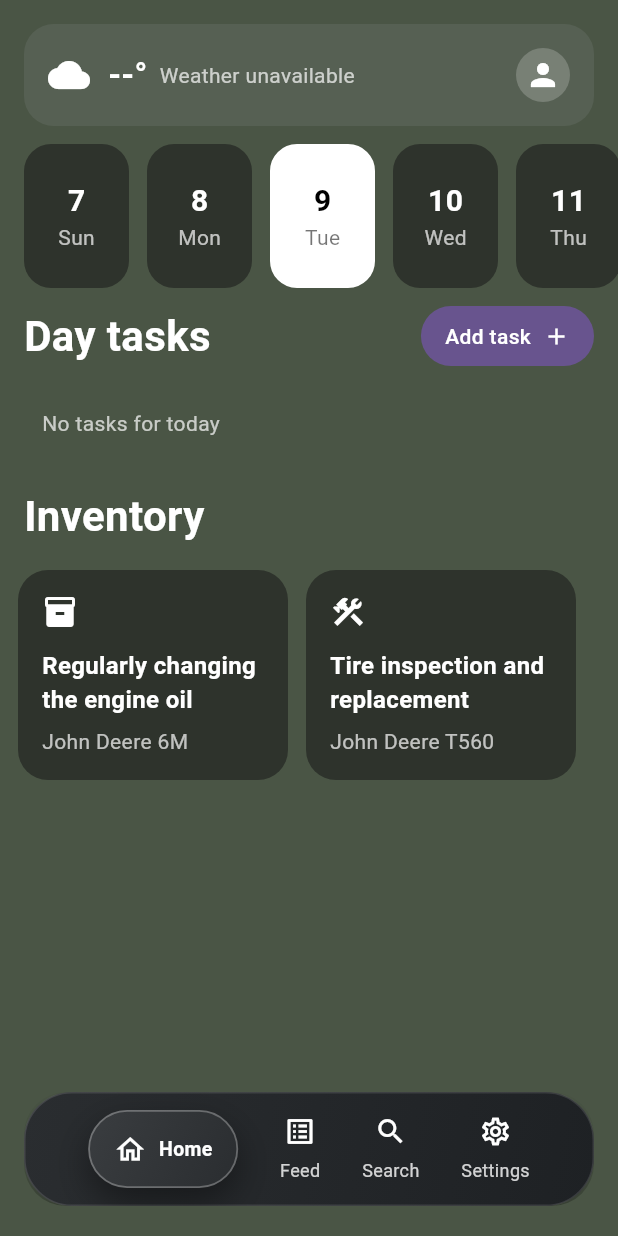
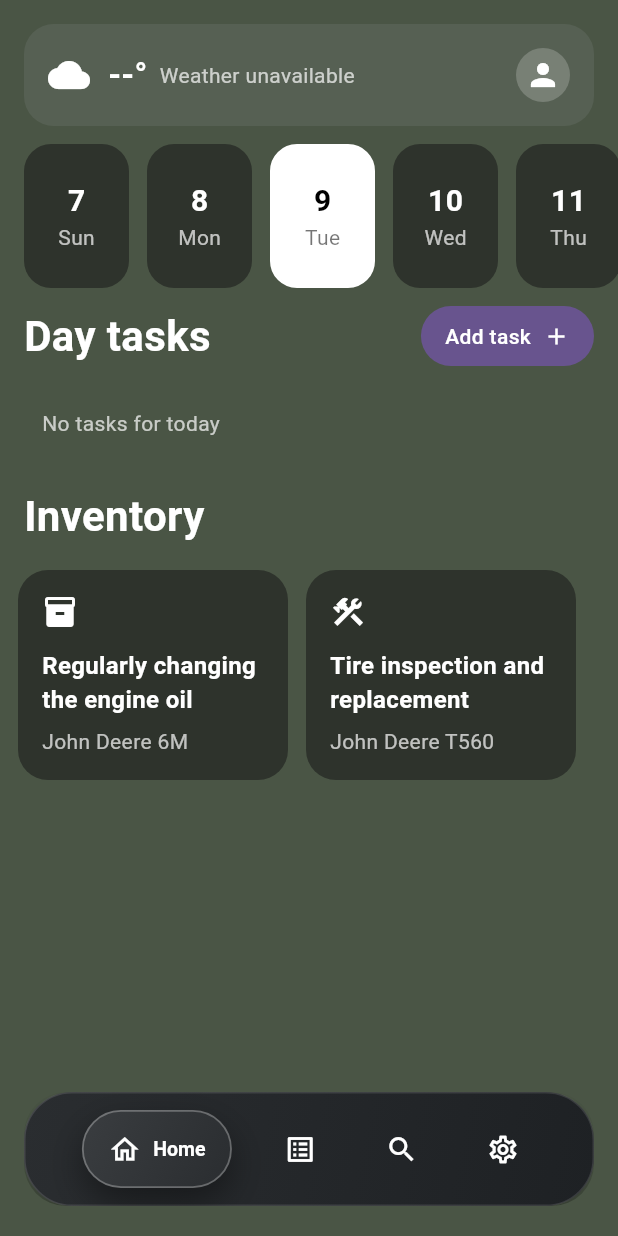
Before and after one commit to mediani-mehdi/Space-mobile, a Flutter app: the screen it shows after launch, on a phone screen of 412 x 824 dp. Run offline on Flutter 3.47's test engine with Material 3 defaults, Android fonts, the phone set to English and light mode, and no system bars; our stand-ins replace flutter_local_notifications, hive_flutter, timezone; accounts and stored records are empty; network calls fail.

```diff
--- a/lib/screens/task_list_screen.dart
+++ b/lib/screens/task_list_screen.dart
@@ -143,7 +143,9 @@ class _TaskListScreenState extends State<TaskListScreen> {
                     child: BackdropFilter(
                       // stronger blur for a frosted glass look
                       filter: ImageFilter.blur(sigmaX: 14, sigmaY: 14),
-                      child: Container(
+                      child: AnimatedContainer(
+                        duration: const Duration(milliseconds: 260),
+                        curve: Curves.easeOutCubic,
                         height: isTablet ? 88 : 76,
                         decoration: BoxDecoration(
                           // darker glass gradient similar to the reference
@@ -551,22 +553,19 @@ class _SelectableNavItem extends StatelessWidget {
   @override
   Widget build(BuildContext context) {
     final isTablet = MediaQuery.of(context).size.width >= 600;
-    final iconColor = Colors.white;
-    final textColor = Colors.white;
+    const iconColor = Colors.white;
     return InkWell(
       onTap: onTap,
-      borderRadius: BorderRadius.circular(16),
+      borderRadius: BorderRadius.circular(20),
       child: Padding(
         padding: EdgeInsets.symmetric(horizontal: isTablet ? 12.0 : 10.0, vertical: isTablet ? 8 : 6),
-        child: Column(
-          mainAxisSize: MainAxisSize.min,
-          children: [
-            // Large rounded highlight similar to the reference when selected
-            if (selected)
-              Container(
-                width: isTablet ? 120 : 100,
-                height: isTablet ? 60 : 52,
-                decoration: BoxDecoration(
+        child: AnimatedContainer(
+          duration: const Duration(milliseconds: 260),
+          curve: Curves.easeOutCubic,
+          width: selected ? (isTablet ? 120 : 100) : (isTablet ? 52 : 44),
+          height: selected ? (isTablet ? 60 : 52) : (isTablet ? 40 : 34),
+          decoration: selected
+              ? BoxDecoration(
                   gradient: const LinearGradient(
                     begin: Alignment.topLeft,
                     end: Alignment.bottomRight,
@@ -580,29 +579,39 @@ class _SelectableNavItem extends StatelessWidget {
                   boxShadow: const [
                     BoxShadow(color: Color.fromRGBO(0, 0, 0, 0.4), blurRadius: 20, offset: Offset(0, 10)),
                   ],
-                ),
+                )
+              : const BoxDecoration(),
+          child: Center(
             child: Row(
+              mainAxisSize: MainAxisSize.min,
               mainAxisAlignment: MainAxisAlignment.center,
               children: [
                 Icon(icon, color: iconColor, size: isTablet ? 26 : 22),
-                    SizedBox(width: isTablet ? 10 : 8),
-                    Text(label, style: TextStyle(color: textColor, fontSize: isTablet ? 14 : 13, fontWeight: FontWeight.w600)),
+                AnimatedSwitcher(
+                  duration: const Duration(milliseconds: 220),
+                  switchInCurve: Curves.easeOutCubic,
+                  switchOutCurve: Curves.easeOutCubic,
+                  transitionBuilder: (child, anim) => FadeTransition(opacity: anim, child: child),
+                  child: selected
+                      ? Padding(
+                          key: ValueKey(label),
+                          padding: EdgeInsets.only(left: isTablet ? 10 : 8),
+                          child: AnimatedDefaultTextStyle(
+                            duration: const Duration(milliseconds: 220),
+                            curve: Curves.easeOutCubic,
+                            style: TextStyle(
+                              color: Colors.white,
+                              fontSize: isTablet ? 14 : 13,
+                              fontWeight: FontWeight.w600,
+                            ),
+                            child: Text(label),
+                          ),
+                        )
+                      : const SizedBox.shrink(),
+                ),
               ],
             ),
-              )
-             else
-               Icon(icon, color: iconColor, size: isTablet ? 26 : 22),
-            if (!selected) ...[
-              const SizedBox(height: 6),
-              Text(
-                label,
-                style: TextStyle(
-                  color: const Color.fromRGBO(255, 255, 255, 0.8),
-                  fontSize: isTablet ? 13 : 12,
           ),
-              ),
-            ],
-          ],
         ),
       ),
     );
```
Lines whose indentation alone changed are shown as unchanged.
